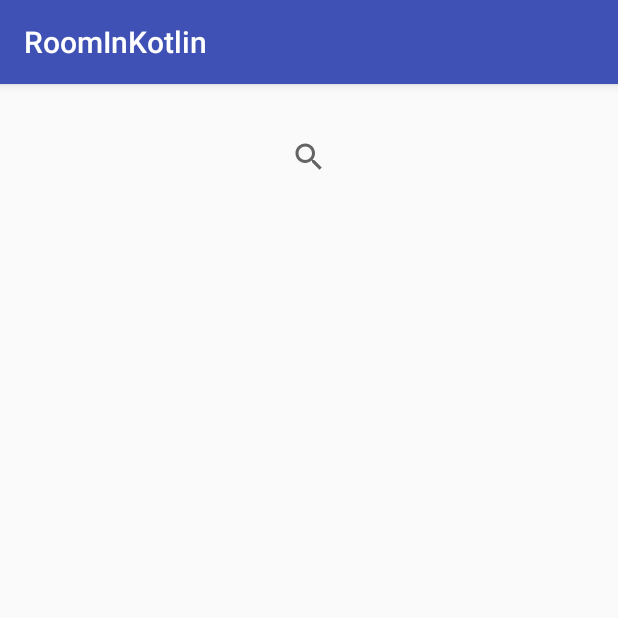
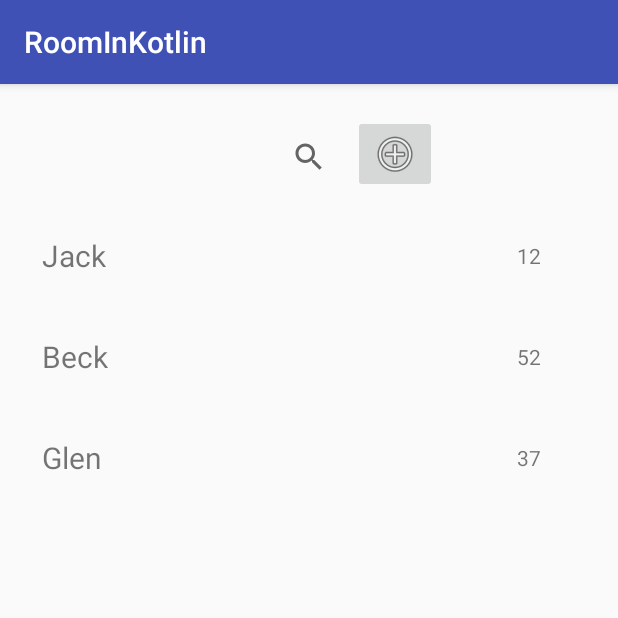
Before and after one commit to akshayurs123/room-kotlin, an Android app: the screen it shows after launch (MainActivity), on a phone screen of 412 x 824 dp, the top half of it. Run offline under Robolectric (Android 15) with nearby library versions, the phone set to English and light mode, and no system bars; our stand-ins replace data binding.

Commit message:
Initial commit 2

```diff
--- a/app/src/main/AndroidManifest.xml
+++ b/app/src/main/AndroidManifest.xml
@@ -13,6 +13,7 @@
         <activity android:name=".MainActivity">
             <intent-filter>
                 <action android:name="android.intent.action.MAIN" />
+                <action android:name="android.intent.action.VIEW" />
 
                 <category android:name="android.intent.category.LAUNCHER" />
             </intent-filter>
--- /dev/null
+++ b/app/src/main/java/com/t2car/roominkotlin/DataClass.kt
@@ -0,0 +1,3 @@
+package com.t2car.roominkotlin
+
+data class DataClass (val name: String , val age: Int)
--- a/app/src/main/java/com/t2car/roominkotlin/MainActivity.kt
+++ b/app/src/main/java/com/t2car/roominkotlin/MainActivity.kt
@@ -3,6 +3,8 @@ package com.t2car.roominkotlin
 import android.databinding.DataBindingUtil
 import android.support.v7.app.AppCompatActivity
 import android.os.Bundle
+import android.support.v7.widget.LinearLayoutManager
+import com.t2car.roominkotlin.databinding.ActivityMainBinding
 
 
 class MainActivity : AppCompatActivity() {
@@ -10,7 +12,14 @@ class MainActivity : AppCompatActivity() {
     override fun onCreate(savedInstanceState: Bundle?) {
         super.onCreate(savedInstanceState)
         setContentView(R.layout.activity_main)
-        val binding: MainActivityBinding = DataBindingUtil.setContentView(this, R.layout.activity_main)
+        val binding: ActivityMainBinding = DataBindingUtil.setContentView(this, R.layout.activity_main)
 
+        val dataArray: ArrayList<DataClass> = ArrayList()
+        dataArray.add(DataClass("Jack", 12))
+        dataArray.add(DataClass("Beck", 52))
+        dataArray.add(DataClass("Glen", 37))
+        val adapter = UserAdapter(dataArray, this)
+        binding.rvMovieResult.layoutManager = LinearLayoutManager(this)
+        binding.rvMovieResult.adapter = adapter
     }
 }
--- /dev/null
+++ b/app/src/main/java/com/t2car/roominkotlin/UserAdapter.kt
@@ -0,0 +1,34 @@
+package com.t2car.roominkotlin
+
+import android.content.Context
+import android.support.v7.widget.RecyclerView
+
+import android.view.LayoutInflater
+import android.view.View
+import android.view.ViewGroup
+import android.widget.TextView
+import kotlinx.android.synthetic.main.user_list_element.view.*
+import java.util.ArrayList
+
+class UserAdapter(private val items: ArrayList<DataClass>, private val context: Context) : RecyclerView.Adapter<UserAdapter.ViewHolder>() {
+
+
+    override fun onCreateViewHolder(parent: ViewGroup, viewType: Int): ViewHolder {
+        return ViewHolder(LayoutInflater.from(context).inflate(R.layout.user_list_element, parent, false))
+    }
+
+    override fun getItemCount(): Int {
+        return items.size
+    }
+
+    override fun onBindViewHolder(holder: ViewHolder, position: Int) {
+        holder.tvName.text = items[position].name
+        holder.tvAge.text = items[position].age.toString()
+    }
+
+    class ViewHolder(view: View) : RecyclerView.ViewHolder(view) {
+        val tvName: TextView = view.tv_name
+        val tvAge: TextView = view.tv_age
+    }
+
+}
--- a/app/src/main/java/com/t2car/roominkotlin/dataClass/article/Article.kt
+++ /dev/null
@@ -1,12 +0,0 @@
-package com.t2car.roominkotlin.dataClass.article
-
-data class Article(
-        val author: Any,
-        val content: String,
-        val description: String,
-        val publishedAt: String,
-        val source: Source,
-        val title: String,
-        val url: String,
-        val urlToImage: String
-)
--- a/app/src/main/java/com/t2car/roominkotlin/dataClass/article/Source.kt
+++ /dev/null
@@ -1,6 +0,0 @@
-package com.t2car.roominkotlin.dataClass.article
-
-data class Source(
-        val id: String,
-        val name: String
-)
--- a/app/src/main/java/com/t2car/roominkotlin/dataClass/article/articles.kt
+++ /dev/null
@@ -1,7 +0,0 @@
-package com.t2car.roominkotlin.dataClass.article
-
-data class articles(
-        val articles: List<Article>,
-        val status: String,
-        val totalResults: Int
-)
--- a/app/src/main/res/layout/activity_main.xml
+++ b/app/src/main/res/layout/activity_main.xml
@@ -7,6 +7,7 @@
     <data>
 
     </data>
+
     <android.support.constraint.ConstraintLayout
         android:layout_width="match_parent"
         android:layout_height="match_parent"
@@ -35,5 +36,14 @@
             app:layout_constraintEnd_toEndOf="parent"
             app:layout_constraintStart_toStartOf="parent"
             app:layout_constraintTop_toBottomOf="@+id/sv_movie" />
+
+        <ImageButton
+            android:id="@+id/ib_add"
+            android:layout_width="wrap_content"
+            android:layout_height="wrap_content"
+            android:layout_marginStart="5dp"
+            app:layout_constraintBottom_toBottomOf="@+id/sv_movie"
+            app:layout_constraintStart_toEndOf="@+id/sv_movie"
+            app:srcCompat="@android:drawable/ic_menu_add" />
     </android.support.constraint.ConstraintLayout>
 </layout>
--- /dev/null
+++ b/app/src/main/res/layout/user_list_element.xml
@@ -0,0 +1,28 @@
+<?xml version="1.0" encoding="utf-8"?>
+<android.support.constraint.ConstraintLayout xmlns:android="http://schemas.android.com/apk/res/android"
+    xmlns:app="http://schemas.android.com/apk/res-auto"
+    xmlns:tools="http://schemas.android.com/tools"
+    android:layout_width="match_parent"
+    android:layout_height="wrap_content">
+
+    <TextView
+        android:id="@+id/tv_name"
+        android:layout_width="wrap_content"
+        android:layout_height="wrap_content"
+        android:padding="20dp"
+        android:text="name"
+        android:textSize="20sp"
+        app:layout_constraintStart_toStartOf="parent"
+        app:layout_constraintTop_toTopOf="parent" />
+
+    <TextView
+        android:id="@+id/tv_age"
+        android:layout_width="wrap_content"
+        android:layout_height="wrap_content"
+        android:layout_marginEnd="43dp"
+        android:text="age"
+        app:layout_constraintBottom_toBottomOf="parent"
+        app:layout_constraintEnd_toEndOf="parent"
+        app:layout_constraintTop_toTopOf="parent" />
+
+</android.support.constraint.ConstraintLayout>
```
